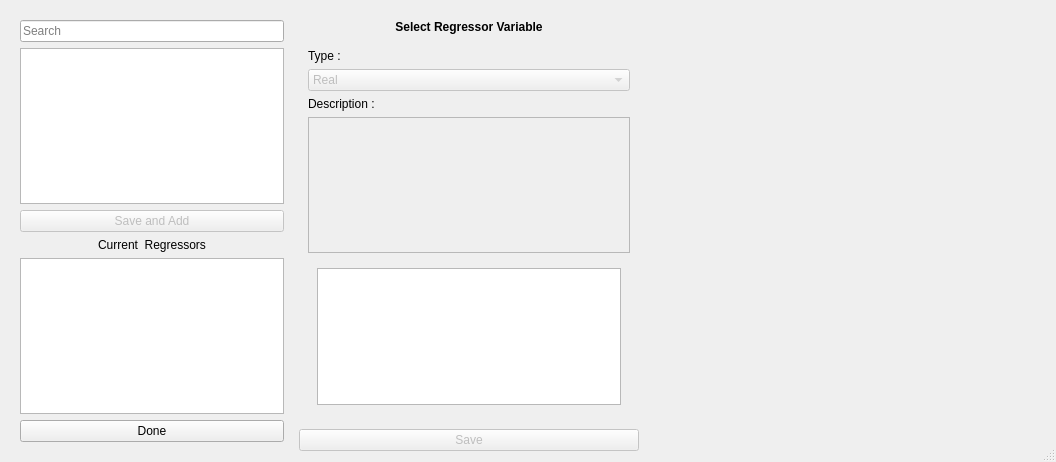
This is braviz/interaction/qt_guis/regressors_select.ui in diego0020/braviz-app as Qt 5 draws it before an edit. The edited form follows.
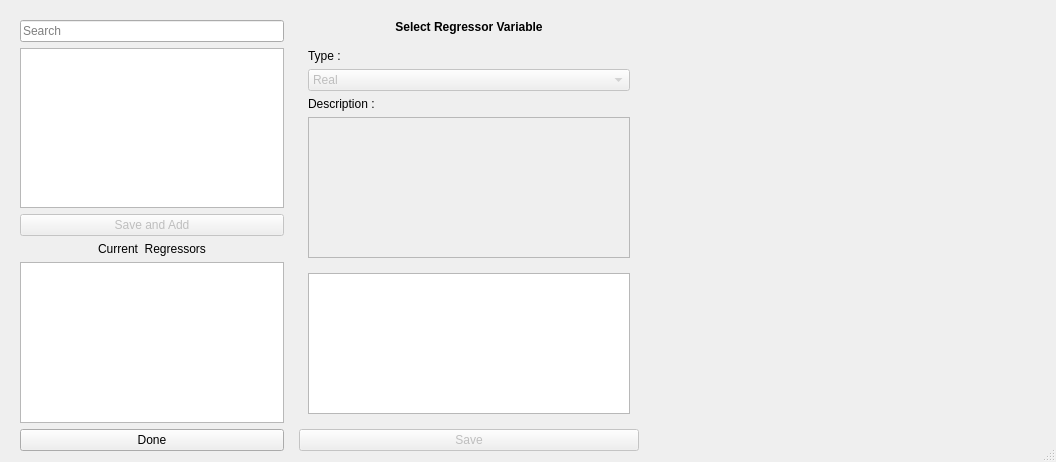
This is the edited form.

Commit message: disable selection of nominal variables as outcome in anova. Fixed margins of details frame in variable selection dialog

Diff of the .ui file:
```diff
--- a/braviz/interaction/qt_guis/regressors_select.ui
+++ b/braviz/interaction/qt_guis/regressors_select.ui
@@ -35,6 +35,9 @@
       <enum>QFrame::Raised</enum>
      </property>
      <layout class="QVBoxLayout" name="verticalLayout_2">
+      <property name="bottomMargin">
+       <number>0</number>
+      </property>
       <item>
        <widget class="QLineEdit" name="search_box">
         <property name="placeholderText">
@@ -262,6 +265,15 @@
            </property>
            <widget class="QWidget" name="nominal_page">
             <layout class="QHBoxLayout" name="horizontalLayout_3">
+             <property name="leftMargin">
+              <number>0</number>
+             </property>
+             <property name="rightMargin">
+              <number>0</number>
+             </property>
+             <property name="bottomMargin">
+              <number>0</number>
+             </property>
              <item>
               <widget class="QTableView" name="labels_names_table">
                <attribute name="horizontalHeaderStretchLastSection">
```
Left out of the diff: 17 changed lines with no effect on the pictures. The commit also changes 5 other files.
